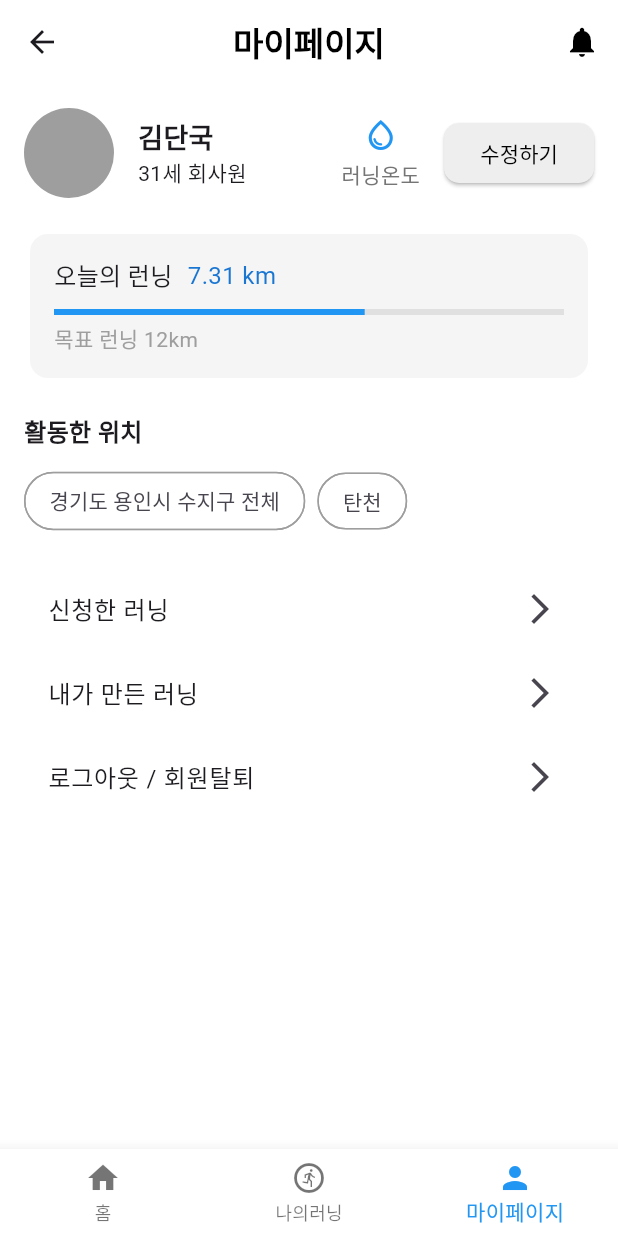
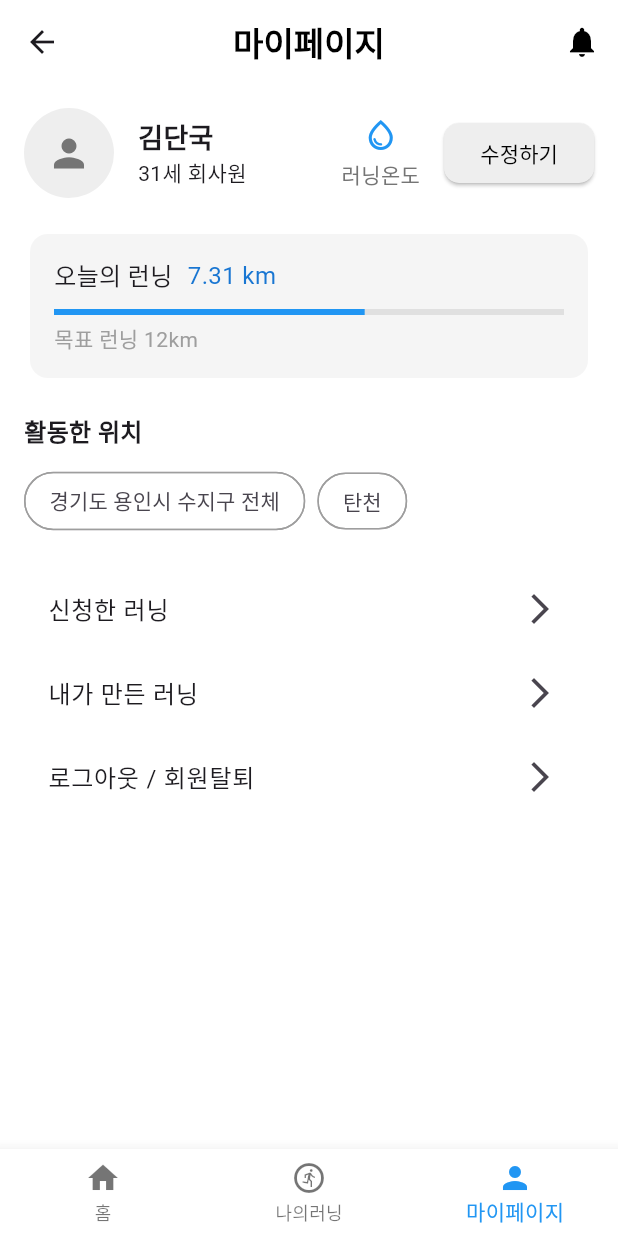
Before and after one commit to 9oormthonDKU/Frontend, a Flutter app: the ProfileView screen opened directly, on a phone screen of 412 x 824 dp. Run offline on Flutter 3.47's test engine with Material 3 defaults, Android fonts, the phone set to English and light mode, and no system bars; our stand-ins replace image_picker, table_calendar; accounts and stored records are empty.

Commit message:
chore: 디자인 수정
chore: ui에 맞게 디자인 수정

```diff
--- a/goormthonfe/lib/views/profile_view.dart
+++ b/goormthonfe/lib/views/profile_view.dart
@@ -115,14 +115,18 @@ class _ProfileViewState extends State<ProfileView> {
     );
   }
 
-  // 프로필 섹션
   Widget _buildProfileSection() {
     return Row(
       children: [
-        const CircleAvatar(
-          radius: 30,
-          backgroundColor: Colors.grey,
-        ),
+      CircleAvatar(
+      radius: 30,
+      backgroundColor: Colors.grey[200],  // Colors.grey.shade200 대신 Colors.grey[200] 사용
+      child: Icon(
+        Icons.person,
+        size: 30,
+        color: Colors.grey[600],  // Colors.grey.shade600 대신 Colors.grey[600] 사용
+      ),
+    ),
         const SizedBox(width: 16),
         Expanded(
           child: Column(
@@ -136,25 +140,25 @@ class _ProfileViewState extends State<ProfileView> {
             ],
           ),
         ),
-        // 러닝온도와 수정하기 버튼을 감싸는 Row 추가
         Row(
           children: [
             Column(
               children: [
                 const Icon(
-                  Icons.water_drop_outlined, // # Icon(Icons.local_drink)
-                  color: Colors.blue, // 아이콘 색상 설정
+                  Icons.water_drop_outlined,
+                  color: Colors.blue,
                 ),
-                const SizedBox(height: 4), // 아이콘과 텍스트 사이의 간격
+                const SizedBox(height: 4),
                 Text(
-                  '러닝온도', // 텍스트 추가
+                  '러닝온도',
                   style: TextStyle(
                     fontSize: 14,
-                    color: Colors.grey[600], // 텍스트 색상 설정
+                    color: Colors.grey[600],
                   ),
                 ),
               ],
             ),
+
             const SizedBox(width: 16), // 러닝온도와 수정하기 버튼 사이 간격
             ElevatedButton(
               onPressed: () async {
```
Also changed, not shown: goormthonfe/lib/views/sign_up_view.dart (+8 -3 lines), goormthonfe/lib/views/start_view.dart (+28 -4 lines).
